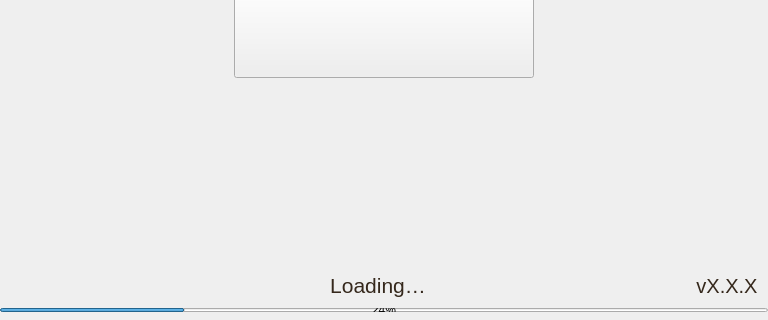
This is src/qt/castle/forms/splash.ui in growaleaf/CastleMN as Qt 5 draws it before an edit; both pictures show x 0 to 768 and y 213 to 533 of the 768 by 533 pixel window. The edited form follows.
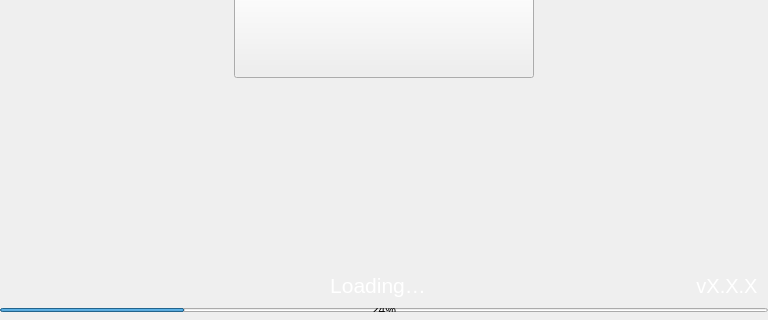
This is the edited form.

The edit to the form file:
```diff
--- a/src/qt/castle/forms/splash.ui
+++ b/src/qt/castle/forms/splash.ui
@@ -163,7 +163,7 @@
             </font>
            </property>
            <property name="styleSheet">
-            <string notr="true">color:#35281c; padding-left:50px;</string>
+            <string notr="true">color:white; padding-left:50px;</string>
            </property>
            <property name="text">
             <string>Loading…</string>
@@ -187,7 +187,7 @@
             </font>
            </property>
            <property name="styleSheet">
-            <string notr="true">color:#35281c; padding-top:1px;</string>
+            <string notr="true">color:white; padding-top:1px;</string>
            </property>
            <property name="text">
             <string notr="true">vX.X.X</string>
```
